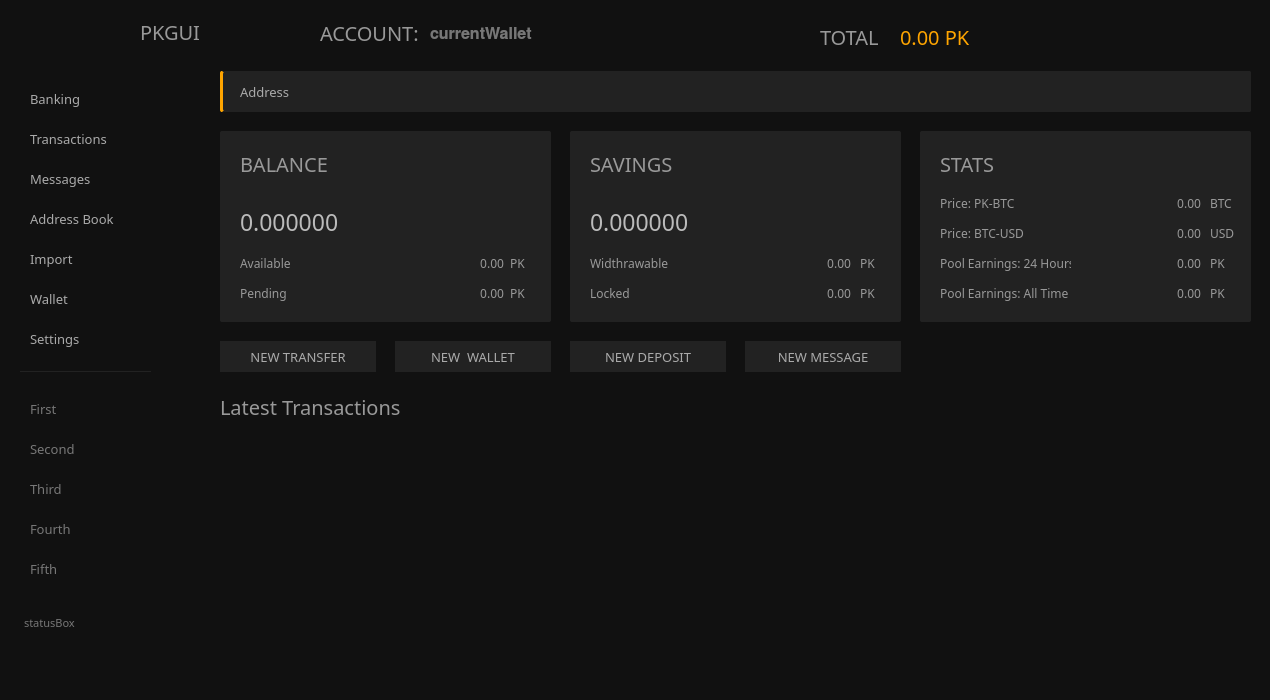
First picture: the form in src/gui/ui/overviewframe.ui, repository Pennykoin/PKGui, before the edit.
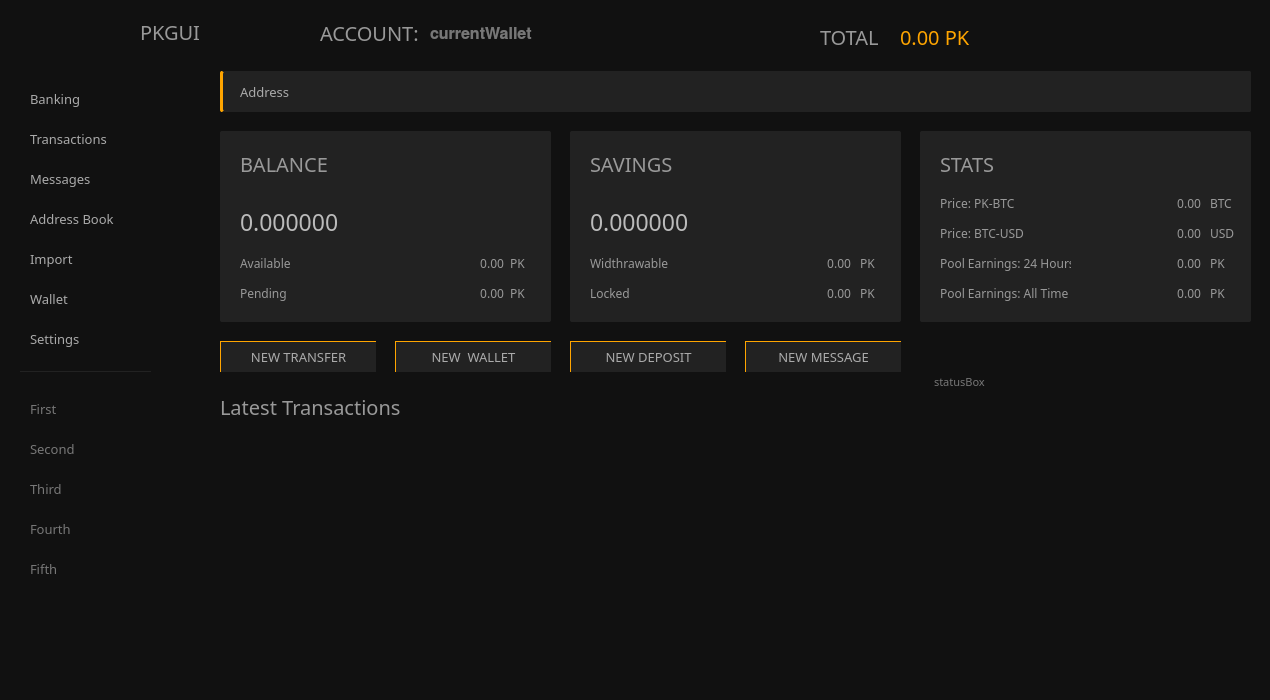
Second picture: the form after the edit. Icons and pictures are not drawn.

Patch:
```diff
--- a/src/gui/ui/overviewframe.ui
+++ b/src/gui/ui/overviewframe.ui
@@ -350,40 +350,6 @@
         </size>
        </property>
       </widget>
-      <widget class="QTextBrowser" name="m_statusBox">
-       <property name="geometry">
-        <rect>
-         <x>20</x>
-         <y>610</y>
-         <width>181</width>
-         <height>81</height>
-        </rect>
-       </property>
-       <property name="font">
-        <font>
-         <family>Poppins</family>
-         <pointsize>-1</pointsize>
-        </font>
-       </property>
-       <property name="styleSheet">
-        <string notr="true">color: #777;
-font-family: Poppins;
-font-size: 10px;</string>
-       </property>
-       <property name="verticalScrollBarPolicy">
-        <enum>Qt::ScrollBarAlwaysOff</enum>
-       </property>
-       <property name="horizontalScrollBarPolicy">
-        <enum>Qt::ScrollBarAlwaysOff</enum>
-       </property>
-       <property name="html">
-        <string>&lt;!DOCTYPE HTML PUBLIC &quot;-//W3C//DTD HTML 4.0//EN&quot; &quot;http://www.w3.org/TR/REC-html40/strict.dtd&quot;&gt;
-&lt;html&gt;&lt;head&gt;&lt;meta name=&quot;qrichtext&quot; content=&quot;1&quot; /&gt;&lt;style type=&quot;text/css&quot;&gt;
-p, li { white-space: pre-wrap; }
-&lt;/style&gt;&lt;/head&gt;&lt;body style=&quot; font-family:'Poppins'; font-size:10px; font-weight:400; font-style:normal;&quot;&gt;
-&lt;p style=&quot; margin-top:0px; margin-bottom:0px; margin-left:0px; margin-right:0px; -qt-block-indent:0; text-indent:0px;&quot;&gt;&lt;span style=&quot; font-size:8pt; color:#777777;&quot;&gt;statusBox&lt;/span&gt;&lt;/p&gt;&lt;/body&gt;&lt;/html&gt;</string>
-       </property>
-      </widget>
       <widget class="QPushButton" name="m_walletButton">
        <property name="geometry">
         <rect>
@@ -1625,9 +1591,9 @@
          <colorrole role="Button">
           <brush brushstyle="SolidPattern">
            <color alpha="255">
-            <red>231</red>
-            <green>148</green>
-            <blue>15</blue>
+            <red>34</red>
+            <green>34</green>
+            <blue>34</blue>
            </color>
           </brush>
          </colorrole>
@@ -1681,9 +1647,9 @@
          <colorrole role="Button">
           <brush brushstyle="SolidPattern">
            <color alpha="255">
-            <red>231</red>
-            <green>148</green>
-            <blue>15</blue>
+            <red>34</red>
+            <green>34</green>
+            <blue>34</blue>
            </color>
           </brush>
          </colorrole>
@@ -1737,9 +1703,9 @@
          <colorrole role="Button">
           <brush brushstyle="SolidPattern">
            <color alpha="255">
-            <red>231</red>
-            <green>148</green>
-            <blue>15</blue>
+            <red>34</red>
+            <green>34</green>
+            <blue>34</blue>
            </color>
           </brush>
          </colorrole>
@@ -1789,9 +1755,10 @@
        </font>
       </property>
       <property name="styleSheet">
-       <string notr="true">color: #aaa; background-color: #222; border-top: 0px solid orange;
+       <string notr="true">color: #aaa; background-color: #222; border-top: 1px solid orange;
 font-family: Poppins;
-font-size: 13px;</string>
+font-size: 13px;
+border-left: 1px solid orange</string>
       </property>
       <property name="text">
        <string>NEW TRANSFER</string>
@@ -1833,9 +1800,9 @@
          <colorrole role="Button">
           <brush brushstyle="SolidPattern">
            <color alpha="255">
-            <red>231</red>
-            <green>148</green>
-            <blue>15</blue>
+            <red>34</red>
+            <green>34</green>
+            <blue>34</blue>
            </color>
           </brush>
          </colorrole>
@@ -1889,9 +1856,9 @@
          <colorrole role="Button">
           <brush brushstyle="SolidPattern">
            <color alpha="255">
-            <red>231</red>
-            <green>148</green>
-            <blue>15</blue>
+            <red>34</red>
+            <green>34</green>
+            <blue>34</blue>
            </color>
           </brush>
          </colorrole>
@@ -1945,9 +1912,9 @@
          <colorrole role="Button">
           <brush brushstyle="SolidPattern">
            <color alpha="255">
-            <red>231</red>
-            <green>148</green>
-            <blue>15</blue>
+            <red>34</red>
+            <green>34</green>
+            <blue>34</blue>
            </color>
           </brush>
          </colorrole>
@@ -1997,9 +1964,10 @@
        </font>
       </property>
       <property name="styleSheet">
-       <string notr="true">color: #aaa; background-color: #222; border-top: 0px solid orange;
+       <string notr="true">color: #aaa; background-color: #222; border-top: 1px solid orange;
 font-family: Poppins;
-font-size: 13px;</string>
+font-size: 13px;
+border-left: 1px solid orange</string>
       </property>
       <property name="text">
        <string>NEW  WALLET</string>
@@ -2041,9 +2009,9 @@
          <colorrole role="Button">
           <brush brushstyle="SolidPattern">
            <color alpha="255">
-            <red>231</red>
-            <green>148</green>
-            <blue>15</blue>
+            <red>34</red>
+            <green>34</green>
+            <blue>34</blue>
            </color>
           </brush>
          </colorrole>
@@ -2097,9 +2065,9 @@
          <colorrole role="Button">
           <brush brushstyle="SolidPattern">
            <color alpha="255">
-            <red>231</red>
-            <green>148</green>
-            <blue>15</blue>
+            <red>34</red>
+            <green>34</green>
+            <blue>34</blue>
            </color>
           </brush>
          </colorrole>
@@ -2153,9 +2121,9 @@
          <colorrole role="Button">
           <brush brushstyle="SolidPattern">
            <color alpha="255">
-            <red>231</red>
-            <green>148</green>
-            <blue>15</blue>
+            <red>34</red>
+            <green>34</green>
+            <blue>34</blue>
            </color>
           </brush>
          </colorrole>
@@ -2205,9 +2173,10 @@
        </font>
       </property>
       <property name="styleSheet">
-       <string notr="true">color: #aaa; background-color: #222; border-top: 0px solid orange;
+       <string notr="true">color: #aaa; background-color: #222; border-top: 1px solid orange;
 font-family: Poppins;
-font-size: 13px;</string>
+font-size: 13px;
+border-left: 1px solid orange</string>
       </property>
       <property name="text">
        <string>NEW DEPOSIT</string>
@@ -2241,9 +2210,10 @@
        </font>
       </property>
       <property name="styleSheet">
-       <string notr="true">color: #aaa; background-color: #222; border-top: 0px solid orange;
+       <string notr="true">color: #aaa; background-color: #222; border-top: 1px solid orange;
 font-family: Poppins;
-font-size: 13px;</string>
+font-size: 13px;
+border-left: 1px solid orange</string>
       </property>
       <property name="text">
        <string>NEW MESSAGE</string>
@@ -2274,6 +2244,40 @@
        <string>currentWallet</string>
       </property>
      </widget>
+     <widget class="QTextBrowser" name="m_statusBox">
+      <property name="geometry">
+       <rect>
+        <x>930</x>
+        <y>370</y>
+        <width>321</width>
+        <height>191</height>
+       </rect>
+      </property>
+      <property name="font">
+       <font>
+        <family>Poppins</family>
+        <pointsize>-1</pointsize>
+       </font>
+      </property>
+      <property name="styleSheet">
+       <string notr="true">color: #777;
+font-family: Poppins;
+font-size: 10px;</string>
+      </property>
+      <property name="verticalScrollBarPolicy">
+       <enum>Qt::ScrollBarAlwaysOff</enum>
+      </property>
+      <property name="horizontalScrollBarPolicy">
+       <enum>Qt::ScrollBarAlwaysOff</enum>
+      </property>
+      <property name="html">
+       <string>&lt;!DOCTYPE HTML PUBLIC &quot;-//W3C//DTD HTML 4.0//EN&quot; &quot;http://www.w3.org/TR/REC-html40/strict.dtd&quot;&gt;
+&lt;html&gt;&lt;head&gt;&lt;meta name=&quot;qrichtext&quot; content=&quot;1&quot; /&gt;&lt;style type=&quot;text/css&quot;&gt;
+p, li { white-space: pre-wrap; }
+&lt;/style&gt;&lt;/head&gt;&lt;body style=&quot; font-family:'Poppins'; font-size:10px; font-weight:400; font-style:normal;&quot;&gt;
+&lt;p style=&quot; margin-top:0px; margin-bottom:0px; margin-left:0px; margin-right:0px; -qt-block-indent:0; text-indent:0px;&quot;&gt;&lt;span style=&quot; font-size:8pt; color:#777777;&quot;&gt;statusBox&lt;/span&gt;&lt;/p&gt;&lt;/body&gt;&lt;/html&gt;</string>
+      </property>
+     </widget>
     </widget>
    </item>
   </layout>
```
Left out of the diff: 13 changed lines with no effect on the pictures.
